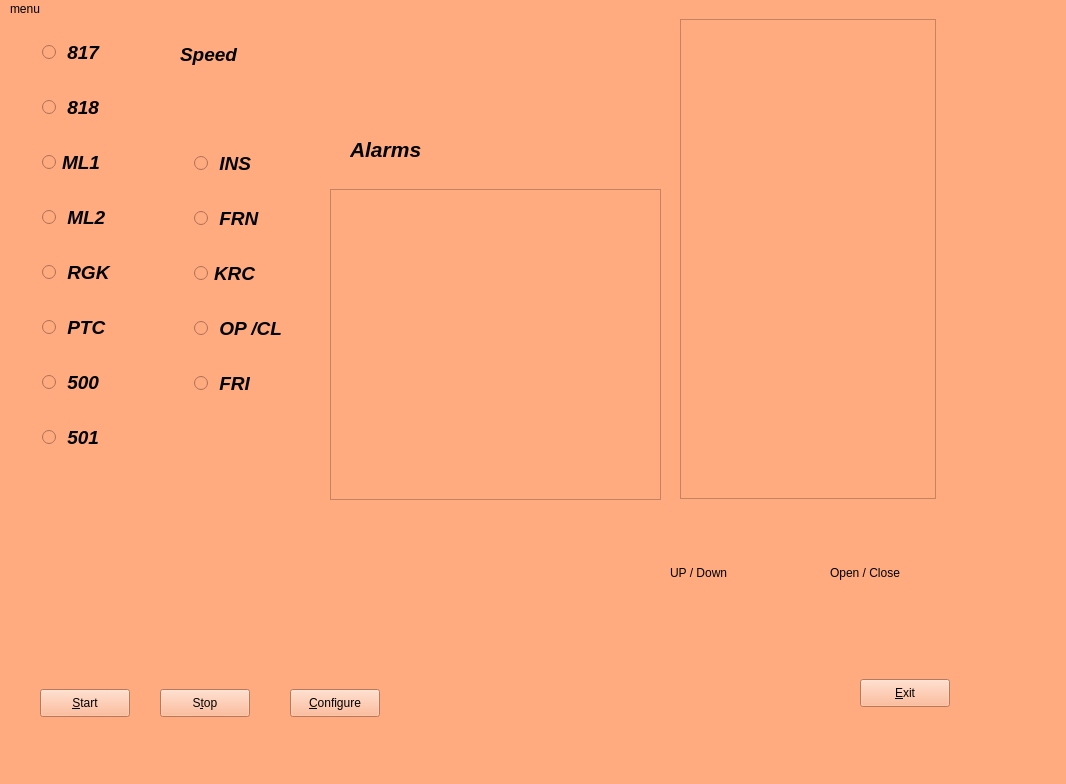
Qt form for_rasb_stend.ui (pitrony/py_stend_test) before a commit.
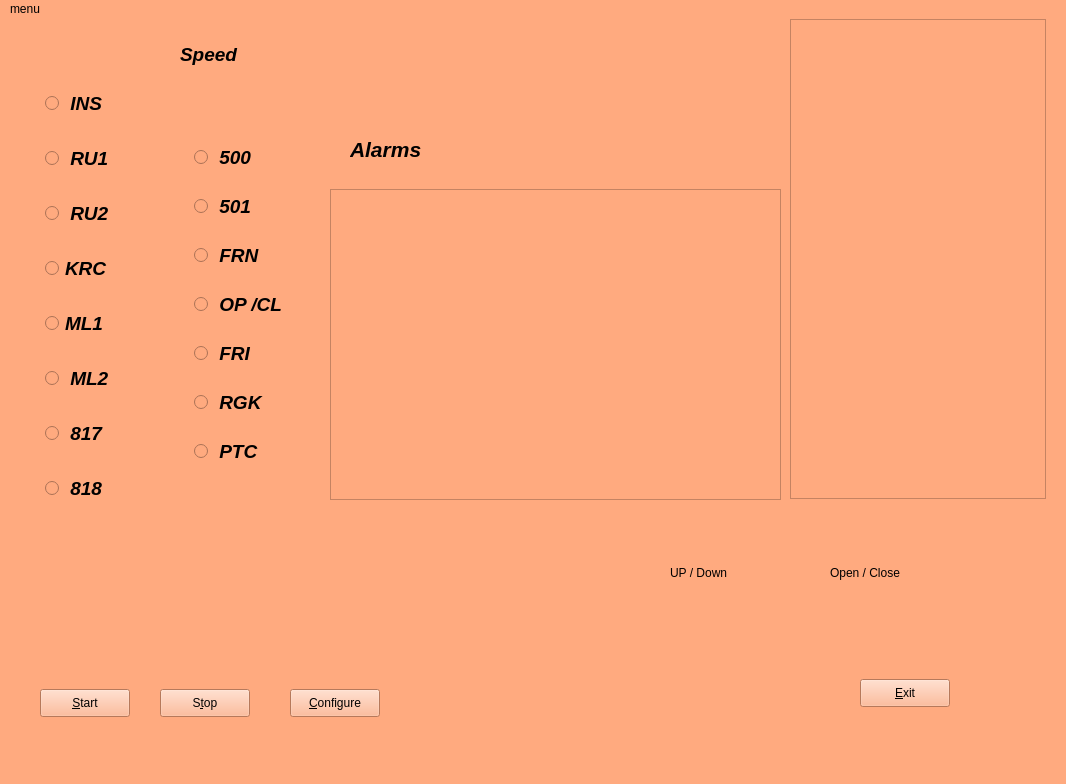
The same form after that commit. Icons and pictures are not drawn.

Diff of the .ui file:
```diff
--- a/for_rasb_stend.ui
+++ b/for_rasb_stend.ui
@@ -24,7 +24,7 @@
     <property name="geometry">
      <rect>
       <x>-1</x>
-      <y>-1</y>
+      <y>50</y>
       <width>161</width>
       <height>461</height>
      </rect>
@@ -44,31 +44,7 @@
      </font>
     </property>
     <layout class="QGridLayout" name="gridLayout">
-     <item row="2" column="0">
-      <widget class="QRadioButton" name="radioButton_ml1">
-       <property name="sizePolicy">
-        <sizepolicy hsizetype="Fixed" vsizetype="Fixed">
-         <horstretch>0</horstretch>
-         <verstretch>0</verstretch>
-        </sizepolicy>
-       </property>
-       <property name="font">
-        <font>
-         <pointsize>14</pointsize>
-         <weight>75</weight>
-         <italic>true</italic>
-         <bold>true</bold>
-        </font>
-       </property>
-       <property name="text">
-        <string>ML1</string>
-       </property>
-       <property name="autoExclusive">
-        <bool>false</bool>
-       </property>
-      </widget>
-     </item>
-     <item row="0" column="0">
+     <item row="11" column="0">
       <widget class="QRadioButton" name="radioButton_817">
        <property name="sizePolicy">
         <sizepolicy hsizetype="Fixed" vsizetype="Fixed">
@@ -92,31 +68,7 @@
        </property>
       </widget>
      </item>
-     <item row="6" column="0">
-      <widget class="QRadioButton" name="radioButton_500">
-       <property name="sizePolicy">
-        <sizepolicy hsizetype="Fixed" vsizetype="Fixed">
-         <horstretch>0</horstretch>
-         <verstretch>0</verstretch>
-        </sizepolicy>
-       </property>
-       <property name="font">
-        <font>
-         <pointsize>14</pointsize>
-         <weight>75</weight>
-         <italic>true</italic>
-         <bold>true</bold>
-        </font>
-       </property>
-       <property name="text">
-        <string> 500</string>
-       </property>
-       <property name="autoExclusive">
-        <bool>false</bool>
-       </property>
-      </widget>
-     </item>
-     <item row="1" column="0">
+     <item row="12" column="0">
       <widget class="QRadioButton" name="radioButton_818">
        <property name="sizePolicy">
         <sizepolicy hsizetype="Fixed" vsizetype="Fixed">
@@ -140,8 +92,8 @@
        </property>
       </widget>
      </item>
-     <item row="4" column="0">
-      <widget class="QRadioButton" name="radioButton_rgk">
+     <item row="8" column="0">
+      <widget class="QRadioButton" name="radioButton_krc">
        <property name="sizePolicy">
         <sizepolicy hsizetype="Fixed" vsizetype="Fixed">
          <horstretch>0</horstretch>
@@ -157,7 +109,55 @@
         </font>
        </property>
        <property name="text">
-        <string> RGK</string>
+        <string>KRC</string>
+       </property>
+       <property name="autoExclusive">
+        <bool>false</bool>
+       </property>
+      </widget>
+     </item>
+     <item row="2" column="0">
+      <widget class="QRadioButton" name="radioButton_ins">
+       <property name="sizePolicy">
+        <sizepolicy hsizetype="Fixed" vsizetype="Fixed">
+         <horstretch>0</horstretch>
+         <verstretch>0</verstretch>
+        </sizepolicy>
+       </property>
+       <property name="font">
+        <font>
+         <pointsize>14</pointsize>
+         <weight>75</weight>
+         <italic>true</italic>
+         <bold>true</bold>
+        </font>
+       </property>
+       <property name="text">
+        <string> INS</string>
+       </property>
+       <property name="autoExclusive">
+        <bool>false</bool>
+       </property>
+      </widget>
+     </item>
+     <item row="6" column="0">
+      <widget class="QRadioButton" name="radioButton_ru2">
+       <property name="sizePolicy">
+        <sizepolicy hsizetype="Fixed" vsizetype="Fixed">
+         <horstretch>0</horstretch>
+         <verstretch>0</verstretch>
+        </sizepolicy>
+       </property>
+       <property name="font">
+        <font>
+         <pointsize>14</pointsize>
+         <weight>75</weight>
+         <italic>true</italic>
+         <bold>true</bold>
+        </font>
+       </property>
+       <property name="text">
+        <string> RU2</string>
        </property>
        <property name="autoExclusive">
         <bool>false</bool>
@@ -165,7 +165,7 @@
       </widget>
      </item>
      <item row="5" column="0">
-      <widget class="QRadioButton" name="radioButton_ptc">
+      <widget class="QRadioButton" name="radioButton_ru1">
        <property name="sizePolicy">
         <sizepolicy hsizetype="Fixed" vsizetype="Fixed">
          <horstretch>0</horstretch>
@@ -181,14 +181,38 @@
         </font>
        </property>
        <property name="text">
-        <string> PTC</string>
+        <string> RU1</string>
        </property>
        <property name="autoExclusive">
         <bool>false</bool>
        </property>
       </widget>
      </item>
-     <item row="3" column="0">
+     <item row="9" column="0">
+      <widget class="QRadioButton" name="radioButton_ml1">
+       <property name="sizePolicy">
+        <sizepolicy hsizetype="Fixed" vsizetype="Fixed">
+         <horstretch>0</horstretch>
+         <verstretch>0</verstretch>
+        </sizepolicy>
+       </property>
+       <property name="font">
+        <font>
+         <pointsize>14</pointsize>
+         <weight>75</weight>
+         <italic>true</italic>
+         <bold>true</bold>
+        </font>
+       </property>
+       <property name="text">
+        <string>ML1</string>
+       </property>
+       <property name="autoExclusive">
+        <bool>false</bool>
+       </property>
+      </widget>
+     </item>
+     <item row="10" column="0">
       <widget class="QRadioButton" name="radioButton_ml2">
        <property name="sizePolicy">
         <sizepolicy hsizetype="Fixed" vsizetype="Fixed">
@@ -212,30 +236,6 @@
        </property>
       </widget>
      </item>
-     <item row="7" column="0">
-      <widget class="QRadioButton" name="radioButton_501">
-       <property name="sizePolicy">
-        <sizepolicy hsizetype="Fixed" vsizetype="Fixed">
-         <horstretch>0</horstretch>
-         <verstretch>0</verstretch>
-        </sizepolicy>
-       </property>
-       <property name="font">
-        <font>
-         <pointsize>14</pointsize>
-         <weight>75</weight>
-         <italic>true</italic>
-         <bold>true</bold>
-        </font>
-       </property>
-       <property name="text">
-        <string> 501</string>
-       </property>
-       <property name="autoExclusive">
-        <bool>false</bool>
-       </property>
-      </widget>
-     </item>
     </layout>
    </widget>
    <widget class="QWidget" name="gridLayoutWidget_2">
@@ -244,7 +244,7 @@
       <x>160</x>
       <y>110</y>
       <width>161</width>
-      <height>291</height>
+      <height>351</height>
      </rect>
     </property>
     <property name="sizePolicy">
@@ -262,8 +262,8 @@
      </font>
     </property>
     <layout class="QGridLayout" name="gridLayout_2">
-     <item row="0" column="0">
-      <widget class="QRadioButton" name="radioButton_ins">
+     <item row="11" column="0">
+      <widget class="QRadioButton" name="radioButton_ptc">
        <property name="sizePolicy">
         <sizepolicy hsizetype="Fixed" vsizetype="Fixed">
          <horstretch>0</horstretch>
@@ -279,14 +279,14 @@
         </font>
        </property>
        <property name="text">
-        <string> INS</string>
+        <string> PTC</string>
        </property>
        <property name="autoExclusive">
         <bool>false</bool>
        </property>
       </widget>
      </item>
-     <item row="1" column="0">
+     <item row="6" column="0">
       <widget class="QRadioButton" name="radioButton_frn">
        <property name="sizePolicy">
         <sizepolicy hsizetype="Fixed" vsizetype="Fixed">
@@ -310,8 +310,8 @@
        </property>
       </widget>
      </item>
-     <item row="4" column="0">
-      <widget class="QRadioButton" name="radioButton_fri">
+     <item row="1" column="0">
+      <widget class="QRadioButton" name="radioButton_500">
        <property name="sizePolicy">
         <sizepolicy hsizetype="Fixed" vsizetype="Fixed">
          <horstretch>0</horstretch>
@@ -327,14 +327,14 @@
         </font>
        </property>
        <property name="text">
-        <string> FRI</string>
+        <string> 500</string>
        </property>
        <property name="autoExclusive">
         <bool>false</bool>
        </property>
       </widget>
      </item>
-     <item row="3" column="0">
+     <item row="8" column="0">
       <widget class="QRadioButton" name="radioButton_opcl">
        <property name="sizePolicy">
         <sizepolicy hsizetype="Fixed" vsizetype="Fixed">
@@ -358,8 +358,8 @@
        </property>
       </widget>
      </item>
-     <item row="2" column="0">
-      <widget class="QRadioButton" name="radioButton_krc">
+     <item row="9" column="0">
+      <widget class="QRadioButton" name="radioButton_fri">
        <property name="sizePolicy">
         <sizepolicy hsizetype="Fixed" vsizetype="Fixed">
          <horstretch>0</horstretch>
@@ -375,7 +375,55 @@
         </font>
        </property>
        <property name="text">
-        <string>KRC</string>
+        <string> FRI</string>
+       </property>
+       <property name="autoExclusive">
+        <bool>false</bool>
+       </property>
+      </widget>
+     </item>
+     <item row="10" column="0">
+      <widget class="QRadioButton" name="radioButton_rgk">
+       <property name="sizePolicy">
+        <sizepolicy hsizetype="Fixed" vsizetype="Fixed">
+         <horstretch>0</horstretch>
+         <verstretch>0</verstretch>
+        </sizepolicy>
+       </property>
+       <property name="font">
+        <font>
+         <pointsize>14</pointsize>
+         <weight>75</weight>
+         <italic>true</italic>
+         <bold>true</bold>
+        </font>
+       </property>
+       <property name="text">
+        <string> RGK</string>
+       </property>
+       <property name="autoExclusive">
+        <bool>false</bool>
+       </property>
+      </widget>
+     </item>
+     <item row="3" column="0">
+      <widget class="QRadioButton" name="radioButton_501">
+       <property name="sizePolicy">
+        <sizepolicy hsizetype="Fixed" vsizetype="Fixed">
+         <horstretch>0</horstretch>
+         <verstretch>0</verstretch>
+        </sizepolicy>
+       </property>
+       <property name="font">
+        <font>
+         <pointsize>14</pointsize>
+         <weight>75</weight>
+         <italic>true</italic>
+         <bold>true</bold>
+        </font>
+       </property>
+       <property name="text">
+        <string> 501</string>
        </property>
        <property name="autoExclusive">
         <bool>false</bool>
@@ -437,7 +485,7 @@
      <rect>
       <x>330</x>
       <y>170</y>
-      <width>331</width>
+      <width>451</width>
       <height>311</height>
      </rect>
     </property>
@@ -477,7 +525,7 @@
    <widget class="QFrame" name="frame_for_mov">
     <property name="geometry">
      <rect>
-      <x>680</x>
+      <x>790</x>
       <y>0</y>
       <width>256</width>
       <height>480</height>
```
